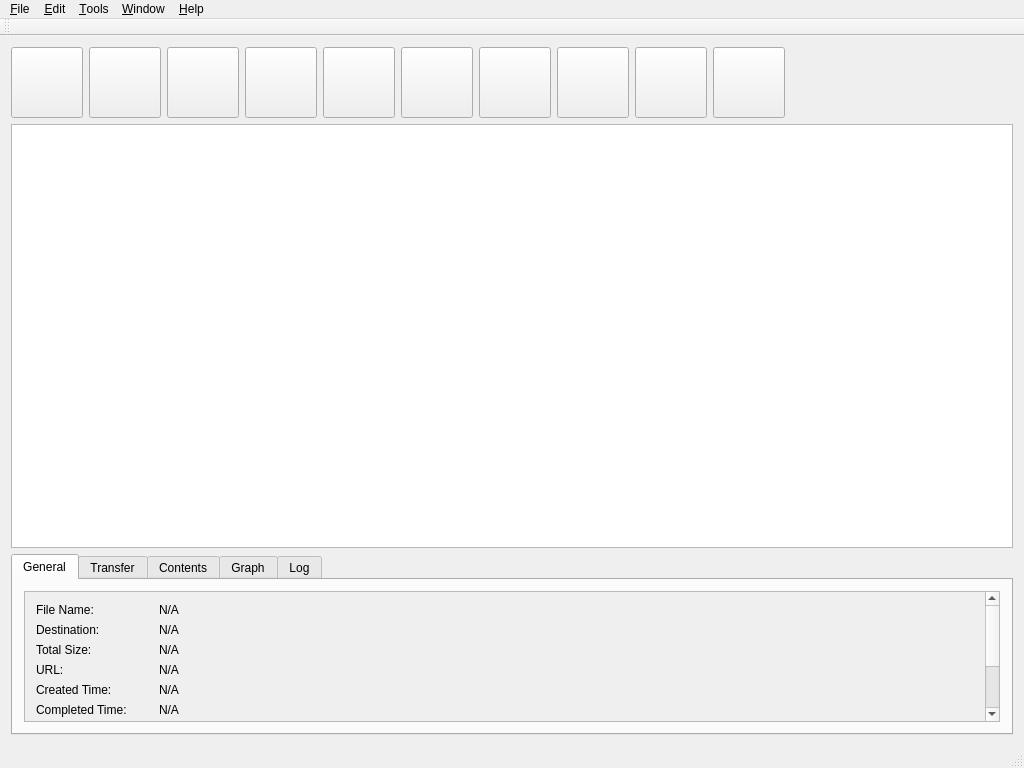
Qt form src/mainwindow.ui (GekkoFyre/FyreDL) before a commit.
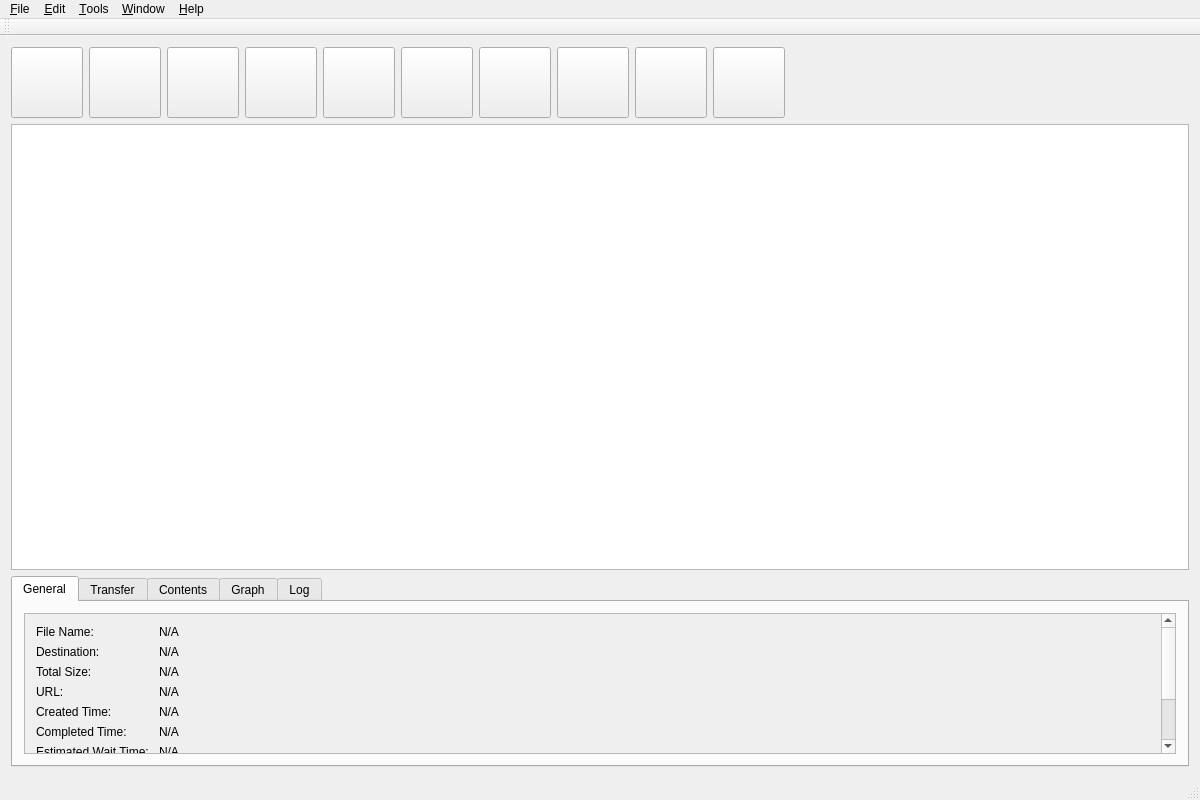
The same form after that commit. Icons and pictures are not drawn.

The edit to the form file:
```diff
--- a/src/mainwindow.ui
+++ b/src/mainwindow.ui
@@ -6,20 +6,26 @@
    <rect>
     <x>0</x>
     <y>0</y>
-    <width>1024</width>
-    <height>768</height>
+    <width>1200</width>
+    <height>800</height>
    </rect>
   </property>
   <property name="minimumSize">
    <size>
-    <width>1024</width>
-    <height>768</height>
+    <width>1200</width>
+    <height>800</height>
    </size>
   </property>
   <property name="windowTitle">
    <string>FyreDL</string>
   </property>
   <widget class="QWidget" name="centralWidget">
+   <property name="sizePolicy">
+    <sizepolicy hsizetype="Minimum" vsizetype="Minimum">
+     <horstretch>0</horstretch>
+     <verstretch>0</verstretch>
+    </sizepolicy>
+   </property>
    <layout class="QVBoxLayout" name="verticalLayout_3">
     <item>
      <layout class="QVBoxLayout" name="verticalPlaceholder">
@@ -240,8 +246,8 @@
                  <property name="geometry">
                   <rect>
                    <x>0</x>
-                   <y>-152</y>
-                   <width>962</width>
+                   <y>0</y>
+                   <width>1138</width>
                    <height>274</height>
                   </rect>
                  </property>
@@ -661,7 +667,7 @@
     <rect>
      <x>0</x>
      <y>0</y>
-     <width>1024</width>
+     <width>1200</width>
      <height>25</height>
     </rect>
    </property>
```
Left out of the diff: 6 changed lines with no effect on the pictures.
